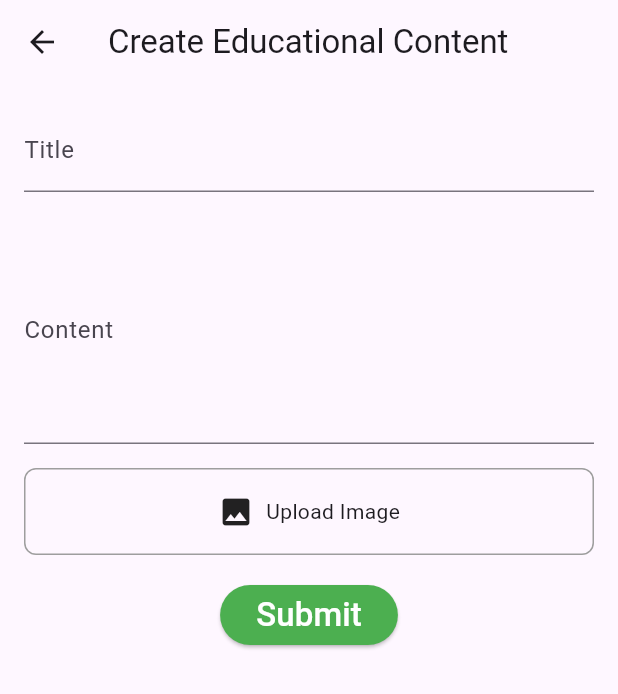
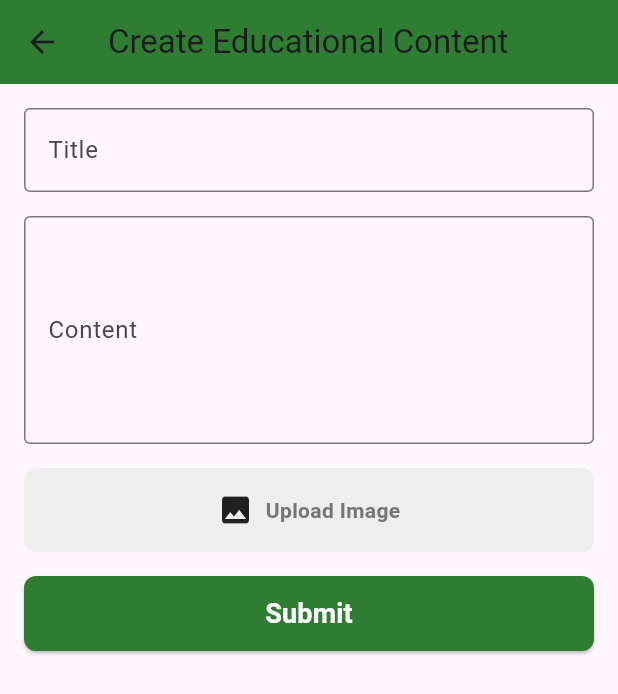
Before and after one commit to mwayandau1/farm_well, a Flutter app: the EducationalScreen screen opened directly, on a phone screen of 412 x 824 dp. Shown: the top 694 px of the screen. Run offline on Flutter 3.47's test engine with Material 3 defaults, Android fonts, the light colour scheme and no system bars; our stand-ins replace carousel_slider, cloud_firestore, firebase_auth, firebase_core, firebase_storage, google_sign_in and 1 more; accounts and stored records are empty; network calls fail.

Commit message:
Modified educational content screen to make image fit in its container

```diff
--- a/lib/screens/education.dart
+++ b/lib/screens/education.dart
@@ -33,7 +33,6 @@ class _EducationalScreenState extends State<EducationalScreen> {
       isLoading = true;
     });
     if (_formKey.currentState!.validate()) {
-      // Save the content to your database or perform any other necessary actions
       final title = _titleController.text;
       final content = _contentController.text;
       final imageFile = _imageFile;
@@ -58,6 +57,7 @@ class _EducationalScreenState extends State<EducationalScreen> {
     return Scaffold(
       appBar: AppBar(
         title: const Text('Create Educational Content'),
+        backgroundColor: Colors.green[800],
       ),
       body: SingleChildScrollView(
         child: Padding(
@@ -70,6 +70,7 @@ class _EducationalScreenState extends State<EducationalScreen> {
                   controller: _titleController,
                   decoration: const InputDecoration(
                     labelText: 'Title',
+                    border: OutlineInputBorder(),
                   ),
                   validator: (value) {
                     if (value == null || value.isEmpty) {
@@ -83,6 +84,7 @@ class _EducationalScreenState extends State<EducationalScreen> {
                   controller: _contentController,
                   decoration: const InputDecoration(
                     labelText: 'Content',
+                    border: OutlineInputBorder(),
                   ),
                   maxLines: 5,
                   validator: (value) {
@@ -102,7 +104,7 @@ class _EducationalScreenState extends State<EducationalScreen> {
                   child: Container(
                     padding: const EdgeInsets.all(16.0),
                     decoration: BoxDecoration(
-                      border: Border.all(color: Colors.grey),
+                      color: Colors.grey[200],
                       borderRadius: BorderRadius.circular(8.0),
                     ),
                     child: Row(
@@ -114,35 +116,56 @@ class _EducationalScreenState extends State<EducationalScreen> {
                           _imageFile == null
                               ? 'Upload Image'
                               : 'Image Selected',
+                          style: TextStyle(
+                            color: _imageFile == null
+                                ? Colors.grey[600]
+                                : Colors.green[800],
+                            fontWeight: FontWeight.bold,
+                          ),
                         ),
                       ],
                     ),
                   ),
                 ),
                 if (_imageFile != null)
-                  SizedBox(
-                    height: 200,
-                    child: Image.file(
-                      _imageFile!,
-                      fit: BoxFit.cover,
+                  Padding(
+                    padding: const EdgeInsets.symmetric(vertical: 16.0),
+                    child: ClipRRect(
+                      borderRadius: BorderRadius.circular(8.0),
+                      child: Image.file(
+                        _imageFile!,
+                        height: 200,
+                        width: double.infinity,
+                        fit: BoxFit.cover,
+                      ),
                     ),
                   ),
                 const SizedBox(height: 16.0),
                 ElevatedButton(
                   style: ElevatedButton.styleFrom(
-                    backgroundColor: Colors.green, // Background color
+                    backgroundColor: Colors.green[800],
+                    minimumSize: const Size.fromHeight(50),
+                    shape: RoundedRectangleBorder(
+                      borderRadius: BorderRadius.circular(8.0),
+                    ),
                   ),
                   onPressed: () => _submitForm(context),
                   child: isLoading
-                      ? const CircularProgressIndicator(
-                          color: Colors.white,
+                      ? const SizedBox(
+                          width: 24,
+                          height: 24,
+                          child: CircularProgressIndicator(
+                            color: Colors.white,
+                            strokeWidth: 3,
+                          ),
                         )
                       : const Text(
                           'Submit',
                           style: TextStyle(
-                              color: Colors.white,
-                              fontSize: 22.0,
-                              fontWeight: FontWeight.w500),
+                            color: Colors.white,
+                            fontSize: 18.0,
+                            fontWeight: FontWeight.bold,
+                          ),
                         ),
                 ),
               ],
```
